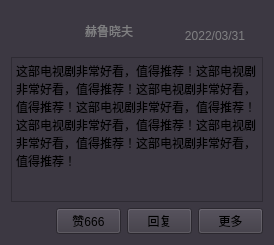
The window that VideoPlayer/videomodels/CommentForm.ui (huizhang556/pc-video-player) describes before a commit, drawn with Qt 5.
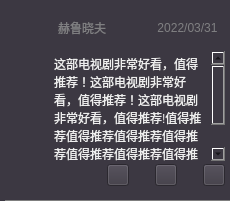
The same window after the commit. Icons and pictures are not drawn.

```diff
--- a/VideoPlayer/videomodels/CommentForm.ui
+++ b/VideoPlayer/videomodels/CommentForm.ui
@@ -6,23 +6,65 @@
    <rect>
     <x>0</x>
     <y>0</y>
-    <width>274</width>
-    <height>245</height>
+    <width>230</width>
+    <height>201</height>
    </rect>
   </property>
+  <property name="maximumSize">
+   <size>
+    <width>16777215</width>
+    <height>16777215</height>
+   </size>
+  </property>
   <property name="windowTitle">
    <string>Form</string>
   </property>
   <property name="styleSheet">
-   <string notr="true">background-color:#3c3842;</string>
+   <string notr="true">QWidget
+{
+background-color:#3c3842;
+
+}
+</string>
   </property>
   <layout class="QVBoxLayout" name="verticalLayout_2">
+   <property name="spacing">
+    <number>0</number>
+   </property>
+   <property name="leftMargin">
+    <number>5</number>
+   </property>
+   <property name="topMargin">
+    <number>0</number>
+   </property>
+   <property name="rightMargin">
+    <number>0</number>
+   </property>
+   <property name="bottomMargin">
+    <number>0</number>
+   </property>
    <item>
     <layout class="QVBoxLayout" name="verticalLayout">
+     <property name="spacing">
+      <number>0</number>
+     </property>
      <item>
+      <widget class="QWidget" name="widget_user" native="true">
       <layout class="QHBoxLayout" name="horizontalLayout_2">
        <property name="spacing">
-        <number>10</number>
+         <number>0</number>
+        </property>
+        <property name="leftMargin">
+         <number>5</number>
+        </property>
+        <property name="topMargin">
+         <number>8</number>
+        </property>
+        <property name="rightMargin">
+         <number>5</number>
+        </property>
+        <property name="bottomMargin">
+         <number>0</number>
        </property>
        <item>
         <widget class="QLabel" name="label_touxiang">
@@ -43,7 +85,8 @@
 {
 border-image: url(:/images/icon/collect_title.png);
 border-radius:15px;
-margin:4px;
+margin-top:4px;
+margin-bottom:4px;
 }</string>
          </property>
          <property name="text">
@@ -55,7 +98,7 @@
         <widget class="QLabel" name="label_name">
          <property name="minimumSize">
           <size>
-           <width>40</width>
+            <width>80</width>
            <height>0</height>
           </size>
          </property>
@@ -68,6 +111,7 @@
          <property name="styleSheet">
           <string notr="true">QLabel
 {
+padding-left:5px;
 color:#808082;
 }</string>
          </property>
@@ -75,7 +119,7 @@
           <string>赫鲁晓夫</string>
          </property>
          <property name="alignment">
-          <set>Qt::AlignCenter</set>
+           <set>Qt::AlignLeading|Qt::AlignLeft|Qt::AlignVCenter</set>
          </property>
         </widget>
        </item>
@@ -83,20 +127,20 @@
         <widget class="QLabel" name="label_datatime">
          <property name="minimumSize">
           <size>
-           <width>0</width>
+            <width>70</width>
            <height>40</height>
           </size>
          </property>
          <property name="maximumSize">
           <size>
-           <width>16777215</width>
+            <width>70</width>
            <height>40</height>
           </size>
          </property>
          <property name="styleSheet">
           <string notr="true">QLabel
 {
-padding-top:10px;
+padding-right:5px;
 color:#808082;
 }</string>
          </property>
@@ -109,31 +153,105 @@
         </widget>
        </item>
       </layout>
+      </widget>
+     </item>
+     <item>
+      <widget class="QWidget" name="widget_comment" native="true">
+       <layout class="QHBoxLayout" name="horizontalLayout_3">
+        <property name="spacing">
+         <number>0</number>
+        </property>
+        <property name="leftMargin">
+         <number>5</number>
+        </property>
+        <property name="topMargin">
+         <number>0</number>
+        </property>
+        <property name="rightMargin">
+         <number>5</number>
+        </property>
+        <property name="bottomMargin">
+         <number>0</number>
+        </property>
+        <item>
+         <spacer name="horizontalSpacer_4">
+          <property name="orientation">
+           <enum>Qt::Horizontal</enum>
+          </property>
+          <property name="sizeType">
+           <enum>QSizePolicy::Fixed</enum>
+          </property>
+          <property name="sizeHint" stdset="0">
+           <size>
+            <width>40</width>
+            <height>20</height>
+           </size>
+          </property>
+         </spacer>
      </item>
      <item>
       <widget class="QTextBrowser" name="textBrowser">
+          <property name="minimumSize">
+           <size>
+            <width>0</width>
+            <height>50</height>
+           </size>
+          </property>
+          <property name="maximumSize">
+           <size>
+            <width>16777215</width>
+            <height>110</height>
+           </size>
+          </property>
+          <property name="styleSheet">
+           <string notr="true">QTextBrowser
+{
+border:none;
+background-color:#3c3842;
+color: rgb(238, 238, 238);
+}
+</string>
+          </property>
        <property name="html">
         <string>&lt;!DOCTYPE HTML PUBLIC &quot;-//W3C//DTD HTML 4.0//EN&quot; &quot;http://www.w3.org/TR/REC-html40/strict.dtd&quot;&gt;
 &lt;html&gt;&lt;head&gt;&lt;meta name=&quot;qrichtext&quot; content=&quot;1&quot; /&gt;&lt;style type=&quot;text/css&quot;&gt;
 p, li { white-space: pre-wrap; }
 &lt;/style&gt;&lt;/head&gt;&lt;body style=&quot; font-family:'SimSun'; font-size:9pt; font-weight:400; font-style:normal;&quot;&gt;
-&lt;p style=&quot; margin-top:0px; margin-bottom:0px; margin-left:0px; margin-right:0px; -qt-block-indent:0; text-indent:0px;&quot;&gt;这部电视剧非常好看，值得推荐！这部电视剧非常好看，值得推荐！这部电视剧非常好看，值得推荐！这部电视剧非常好看，值得推荐！这部电视剧非常好看，值得推荐！这部电视剧非常好看，值得推荐！这部电视剧非常好看，值得推荐！&lt;/p&gt;&lt;/body&gt;&lt;/html&gt;</string>
-       </property>
+&lt;p style=&quot; margin-top:0px; margin-bottom:0px; margin-left:0px; margin-right:0px; -qt-block-indent:0; text-indent:0px;&quot;&gt;这部电视剧非常好看，值得推荐！这部电视剧非常好看，值得推荐！这部电视剧非常好看，值得推荐!值得推荐值得推荐值得推荐值得推荐值得推荐值得推荐值得推荐值得推荐&lt;/p&gt;
+&lt;p style=&quot;-qt-paragraph-type:empty; margin-top:0px; margin-bottom:0px; margin-left:0px; margin-right:0px; -qt-block-indent:0; text-indent:0px;&quot;&gt;&lt;br /&gt;&lt;/p&gt;&lt;/body&gt;&lt;/html&gt;</string>
+          </property>
+         </widget>
+        </item>
+       </layout>
       </widget>
      </item>
      <item>
+      <widget class="QWidget" name="widget_func" native="true">
+       <property name="styleSheet">
+        <string notr="true">border-bottom:1px solid #7f7f7f;
+color: rgb(98, 98, 98);</string>
+       </property>
       <layout class="QHBoxLayout" name="horizontalLayout">
+        <property name="leftMargin">
+         <number>5</number>
+        </property>
+        <property name="topMargin">
+         <number>0</number>
+        </property>
+        <property name="rightMargin">
+         <number>5</number>
+        </property>
+        <property name="bottomMargin">
+         <number>15</number>
+        </property>
        <item>
         <spacer name="horizontalSpacer">
          <property name="orientation">
           <enum>Qt::Horizontal</enum>
          </property>
-         <property name="sizeType">
-          <enum>QSizePolicy::Expanding</enum>
-         </property>
          <property name="sizeHint" stdset="0">
           <size>
-           <width>100</width>
+            <width>40</width>
            <height>20</height>
           </size>
          </property>
@@ -143,14 +261,14 @@
         <widget class="QPushButton" name="pushButton_zan">
          <property name="minimumSize">
           <size>
-           <width>65</width>
-           <height>0</height>
+            <width>22</width>
+            <height>22</height>
           </size>
          </property>
          <property name="maximumSize">
           <size>
-           <width>65</width>
-           <height>16777215</height>
+            <width>22</width>
+            <height>22</height>
           </size>
          </property>
          <property name="styleSheet">
@@ -164,22 +282,38 @@
 }</string>
          </property>
          <property name="text">
-          <string>赞666</string>
+           <string/>
          </property>
         </widget>
        </item>
+        <item>
+         <spacer name="horizontalSpacer_2">
+          <property name="orientation">
+           <enum>Qt::Horizontal</enum>
+          </property>
+          <property name="sizeType">
+           <enum>QSizePolicy::Fixed</enum>
+          </property>
+          <property name="sizeHint" stdset="0">
+           <size>
+            <width>20</width>
+            <height>20</height>
+           </size>
+          </property>
+         </spacer>
+        </item>
        <item>
         <widget class="QPushButton" name="pushButton_huifu">
          <property name="minimumSize">
           <size>
-           <width>65</width>
-           <height>0</height>
+            <width>22</width>
+            <height>22</height>
           </size>
          </property>
          <property name="maximumSize">
           <size>
-           <width>65</width>
-           <height>16777215</height>
+            <width>22</width>
+            <height>22</height>
           </size>
          </property>
          <property name="styleSheet">
@@ -193,22 +327,38 @@
 }</string>
          </property>
          <property name="text">
-          <string>回复</string>
+           <string/>
          </property>
         </widget>
        </item>
        <item>
-        <widget class="QPushButton" name="pushButton_more">
+         <spacer name="horizontalSpacer_3">
+          <property name="orientation">
+           <enum>Qt::Horizontal</enum>
+          </property>
+          <property name="sizeType">
+           <enum>QSizePolicy::Fixed</enum>
+          </property>
+          <property name="sizeHint" stdset="0">
+           <size>
+            <width>20</width>
+            <height>20</height>
+           </size>
+          </property>
+         </spacer>
+        </item>
+        <item>
+         <widget class="QPushButton" name="pushButton_jubao">
          <property name="minimumSize">
           <size>
-           <width>65</width>
-           <height>0</height>
+            <width>22</width>
+            <height>22</height>
           </size>
          </property>
          <property name="maximumSize">
           <size>
-           <width>65</width>
-           <height>16777215</height>
+            <width>22</width>
+            <height>22</height>
           </size>
          </property>
          <property name="styleSheet">
@@ -223,11 +373,12 @@
 }</string>
          </property>
          <property name="text">
-          <string>更多</string>
+           <string/>
          </property>
         </widget>
        </item>
       </layout>
+      </widget>
      </item>
     </layout>
    </item>
```
Left out of the diff: 4 changed lines with no effect on the pictures. Lines whose indentation alone changed are shown as unchanged.
